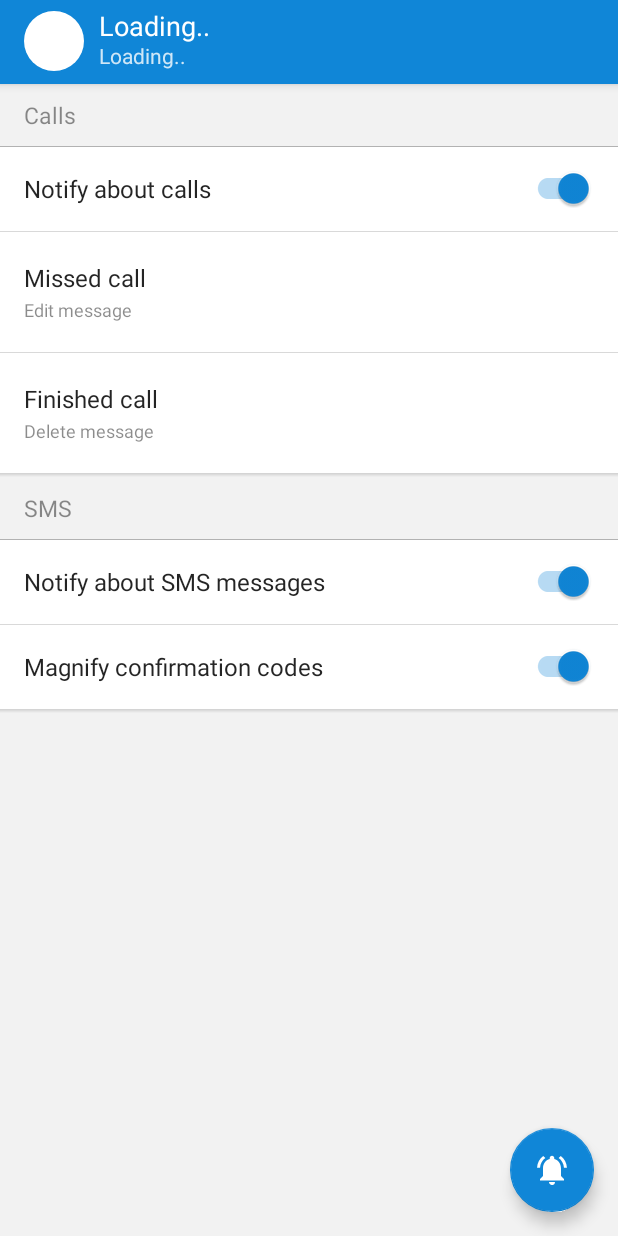
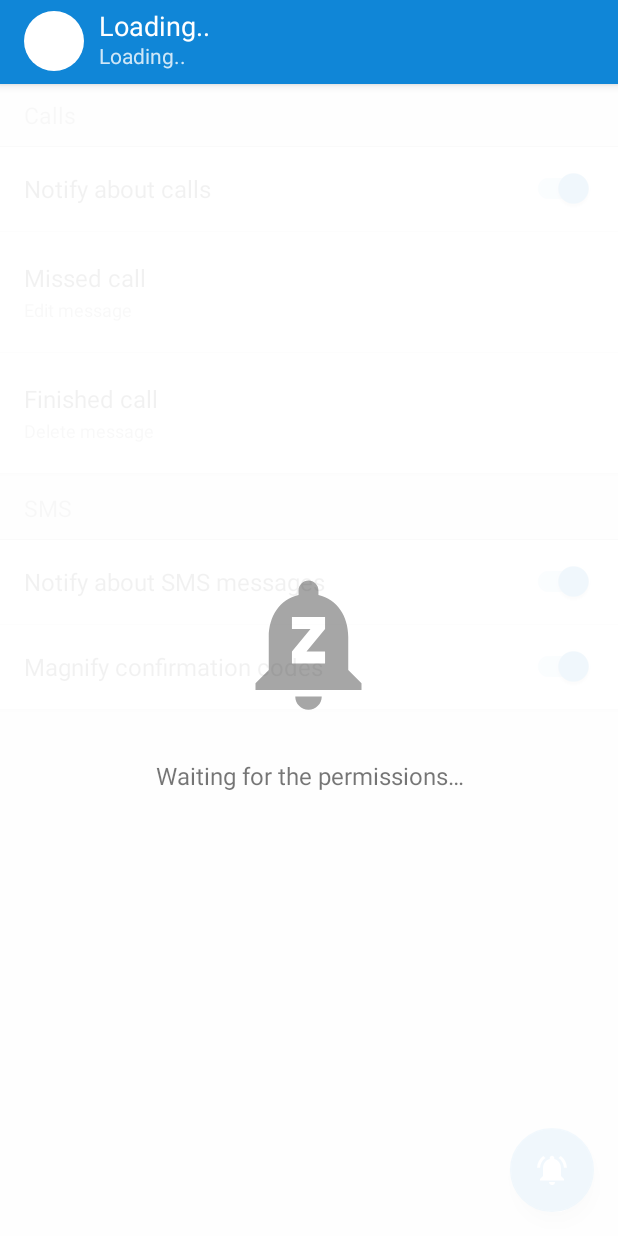
Before and after one commit to alxrm/Disturb, an Android app: the layout fragment_notify.xml on its own in the app's theme, with its tools: preview values and no code run, on a phone screen of 412 x 824 dp. Run offline under Robolectric (Android 15) with nearby library versions, the phone set to English and light mode, and no system bars; plain views replace CircularImageView.

Commit message:
Added the permissions overlay

```diff
--- a/app/src/main/res/drawable/ic_notifications.xml
+++ /dev/null
@@ -1,9 +0,0 @@
-<vector xmlns:android="http://schemas.android.com/apk/res/android"
-        android:width="106dp"
-        android:height="106dp"
-        android:viewportWidth="24.0"
-        android:viewportHeight="24.0">
-    <path
-        android:fillColor="#B3000000"
-        android:pathData="M7.58,4.08L6.15,2.65C3.75,4.48 2.17,7.3 2.03,10.5h2c0.15,-2.65 1.51,-4.97 3.55,-6.42zM19.97,10.5h2c-0.15,-3.2 -1.73,-6.02 -4.12,-7.85l-1.42,1.43c2.02,1.45 3.39,3.77 3.54,6.42zM18,11c0,-3.07 -1.64,-5.64 -4.5,-6.32L13.5,4c0,-0.83 -0.67,-1.5 -1.5,-1.5s-1.5,0.67 -1.5,1.5v0.68C7.63,5.36 6,7.92 6,11v5l-2,2v1h16v-1l-2,-2v-5zM12,22c0.14,0 0.27,-0.01 0.4,-0.04 0.65,-0.14 1.18,-0.58 1.44,-1.18 0.1,-0.24 0.15,-0.5 0.15,-0.78h-4c0.01,1.1 0.9,2 2.01,2z"/>
-</vector>
--- /dev/null
+++ b/app/src/main/res/drawable/ic_notifications_paused.xml
@@ -0,0 +1,9 @@
+<vector xmlns:android="http://schemas.android.com/apk/res/android"
+    android:width="106dp"
+    android:height="106dp"
+    android:viewportWidth="24.0"
+    android:viewportHeight="24.0">
+    <path
+        android:fillColor="#B3000000"
+        android:pathData="M12,22c1.1,0 2,-0.9 2,-2h-4c0,1.1 0.89,2 2,2zM18,16v-5c0,-3.07 -1.64,-5.64 -4.5,-6.32L13.5,4c0,-0.83 -0.67,-1.5 -1.5,-1.5s-1.5,0.67 -1.5,1.5v0.68C7.63,5.36 6,7.93 6,11v5l-2,2v1h16v-1l-2,-2zM14.5,9.8l-2.8,3.4h2.8L14.5,15h-5v-1.8l2.8,-3.4L9.5,9.8L9.5,8h5v1.8z"/>
+</vector>
--- a/app/src/main/res/layout/fragment_notify.xml
+++ b/app/src/main/res/layout/fragment_notify.xml
@@ -17,6 +17,7 @@
       android:layout_width="match_parent"
       android:layout_height="match_parent"
       android:layout_below="@id/appbar"
+      android:animateLayoutChanges="true"
       >
 
     <include
@@ -24,17 +25,18 @@
         />
 
     <LinearLayout
+        android:id="@+id/notify_permissions_overlay"
         android:layout_width="match_parent"
         android:layout_height="match_parent"
         android:layout_centerInParent="true"
-        android:background="#BFFFFFFF"
+        android:background="#EFFFFFFF"
+        android:clickable="true"
         android:gravity="center"
         android:orientation="vertical"
-        android:visibility="gone"
         >
 
       <ImageView
-          android:id="@+id/notify_test_send"
+          android:id="@+id/notify_permissions_icon"
           android:layout_width="wrap_content"
           android:layout_height="wrap_content"
           android:layout_margin="24dp"
@@ -42,17 +44,17 @@
           android:background="?attr/selectableItemBackgroundBorderless"
           android:clickable="true"
           android:scaleType="centerInside"
-          app:srcCompat="@drawable/ic_notifications"
+          app:srcCompat="@drawable/ic_notifications_paused"
           tools:ignore="ContentDescription"
           />
 
       <TextView
-          android:id="@+id/notify_description_text"
+          android:id="@+id/notify_permissions_text"
           android:layout_width="224dp"
           android:layout_height="wrap_content"
           android:gravity="center"
           android:text="@string/description_wait_permissions"
-          android:textColor="#80000000"
+          android:textColor="#8A000000"
           android:textSize="16sp"
           />
 
```
Also changed, not shown: app/src/main/java/rm/com/disturb/ui/NotifyFragment.java (+9 -11 lines).
